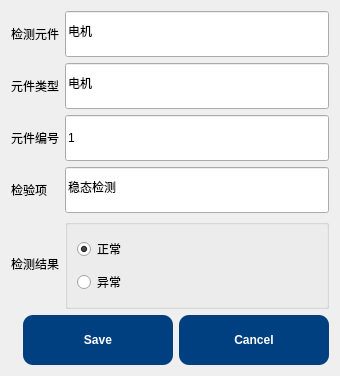
First picture: the form in App/Page/save.ui, repository bjc123321/30KWZFDZZJCY, before the edit.
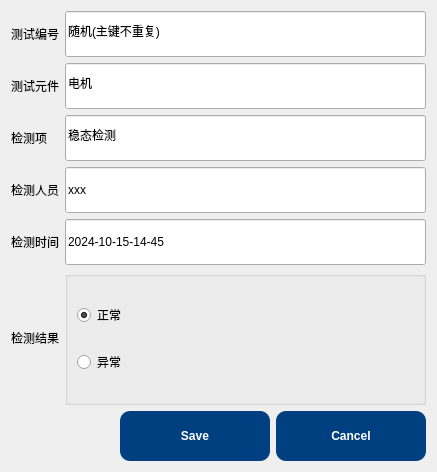
Second picture: the form after the edit.

What changed in the file:
```diff
--- a/App/Page/save.ui
+++ b/App/Page/save.ui
@@ -6,8 +6,8 @@
    <rect>
     <x>0</x>
     <y>0</y>
-    <width>340</width>
-    <height>376</height>
+    <width>437</width>
+    <height>472</height>
    </rect>
   </property>
   <property name="windowTitle">
@@ -43,66 +43,70 @@
 }</string>
   </property>
   <layout class="QGridLayout" name="gridLayout">
-   <item row="2" column="0">
-    <widget class="QLabel" name="label_3">
-     <property name="text">
-      <string>元件编号</string>
-     </property>
-    </widget>
-   </item>
-   <item row="1" column="1">
-    <widget class="QLineEdit" name="lineEdit">
-     <property name="text">
-      <string>电机</string>
-     </property>
-    </widget>
-   </item>
-   <item row="5" column="0" colspan="2">
-    <widget class="QDialogButtonBox" name="buttonBox">
-     <property name="orientation">
-      <enum>Qt::Horizontal</enum>
-     </property>
-     <property name="standardButtons">
-      <set>QDialogButtonBox::Cancel|QDialogButtonBox::Save</set>
-     </property>
-    </widget>
-   </item>
-   <item row="0" column="0">
-    <widget class="QLabel" name="label_2">
-     <property name="text">
-      <string>检测元件</string>
-     </property>
-    </widget>
-   </item>
    <item row="1" column="0">
-    <widget class="QLabel" name="label">
+    <widget class="QLabel" name="label_2">
      <property name="text">
-      <string>元件类型</string>
+      <string>测试编号</string>
      </property>
     </widget>
    </item>
-   <item row="2" column="1">
+   <item row="5" column="1">
+    <widget class="QLineEdit" name="lineEdit_5">
+     <property name="text">
+      <string>2024-10-15-14-45</string>
+     </property>
+    </widget>
+   </item>
+   <item row="3" column="0">
+    <widget class="QLabel" name="label_3">
+     <property name="text">
+      <string>检测项</string>
+     </property>
+    </widget>
+   </item>
+   <item row="3" column="1">
     <widget class="QLineEdit" name="lineEdit_3">
      <property name="text">
-      <string>1</string>
+      <string>稳态检测</string>
+     </property>
+    </widget>
+   </item>
+   <item row="5" column="0">
+    <widget class="QLabel" name="label_6">
+     <property name="text">
+      <string>检测时间</string>
      </property>
     </widget>
    </item>
    <item row="4" column="0">
+    <widget class="QLabel" name="label_5">
+     <property name="text">
+      <string>检测人员</string>
+     </property>
+    </widget>
+   </item>
+   <item row="2" column="0">
+    <widget class="QLabel" name="label">
+     <property name="text">
+      <string>测试元件</string>
+     </property>
+    </widget>
+   </item>
+   <item row="4" column="1">
+    <widget class="QLineEdit" name="lineEdit_4">
+     <property name="text">
+      <string>xxx</string>
+     </property>
+    </widget>
+   </item>
+   <item row="6" column="0">
     <widget class="QLabel" name="label_4">
      <property name="text">
       <string>检测结果</string>
      </property>
     </widget>
    </item>
-   <item row="0" column="1">
-    <widget class="QLineEdit" name="lineEdit_2">
-     <property name="text">
-      <string>电机</string>
-     </property>
-    </widget>
-   </item>
-   <item row="4" column="1">
+   <item row="6" column="1">
     <widget class="QGroupBox" name="groupBox">
      <property name="title">
       <string/>
@@ -128,17 +132,27 @@
      </layout>
     </widget>
    </item>
-   <item row="3" column="0">
-    <widget class="QLabel" name="label_5">
+   <item row="7" column="0" colspan="2">
+    <widget class="QDialogButtonBox" name="buttonBox">
+     <property name="orientation">
+      <enum>Qt::Horizontal</enum>
+     </property>
+     <property name="standardButtons">
+      <set>QDialogButtonBox::Cancel|QDialogButtonBox::Save</set>
+     </property>
+    </widget>
+   </item>
+   <item row="2" column="1">
+    <widget class="QLineEdit" name="lineEdit_2">
      <property name="text">
-      <string>检验项</string>
+      <string>电机</string>
      </property>
     </widget>
    </item>
-   <item row="3" column="1">
-    <widget class="QLineEdit" name="lineEdit_4">
+   <item row="1" column="1">
+    <widget class="QLineEdit" name="lineEdit">
      <property name="text">
-      <string>稳态检测</string>
+      <string>随机(主键不重复)</string>
      </property>
     </widget>
    </item>
```
